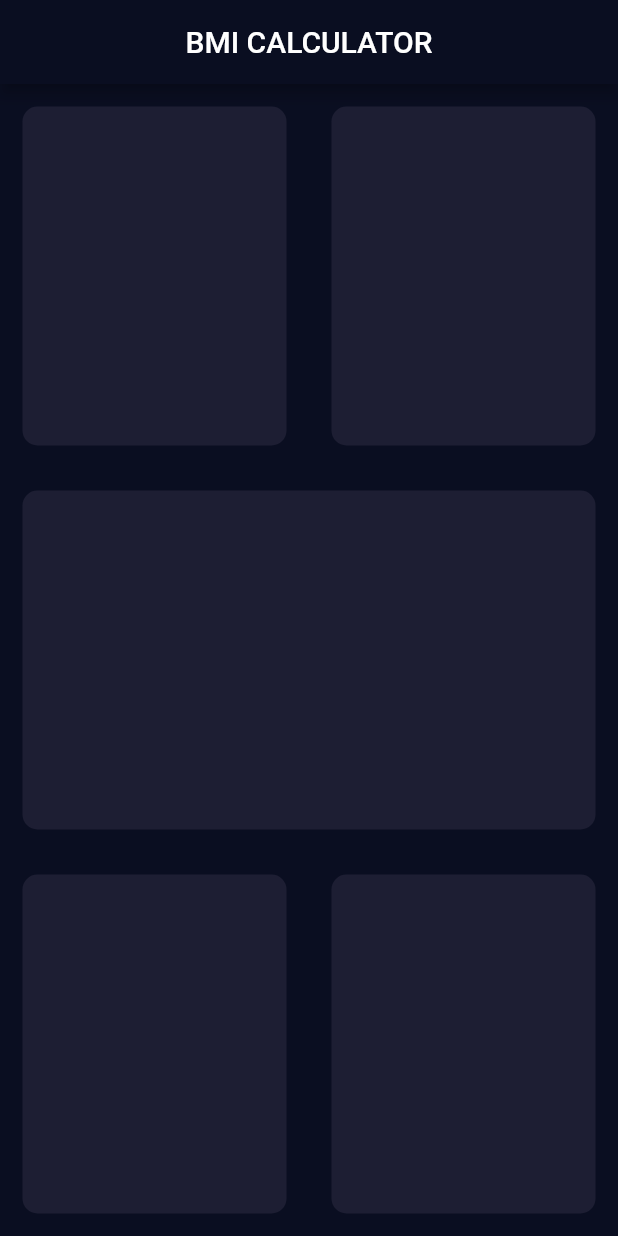
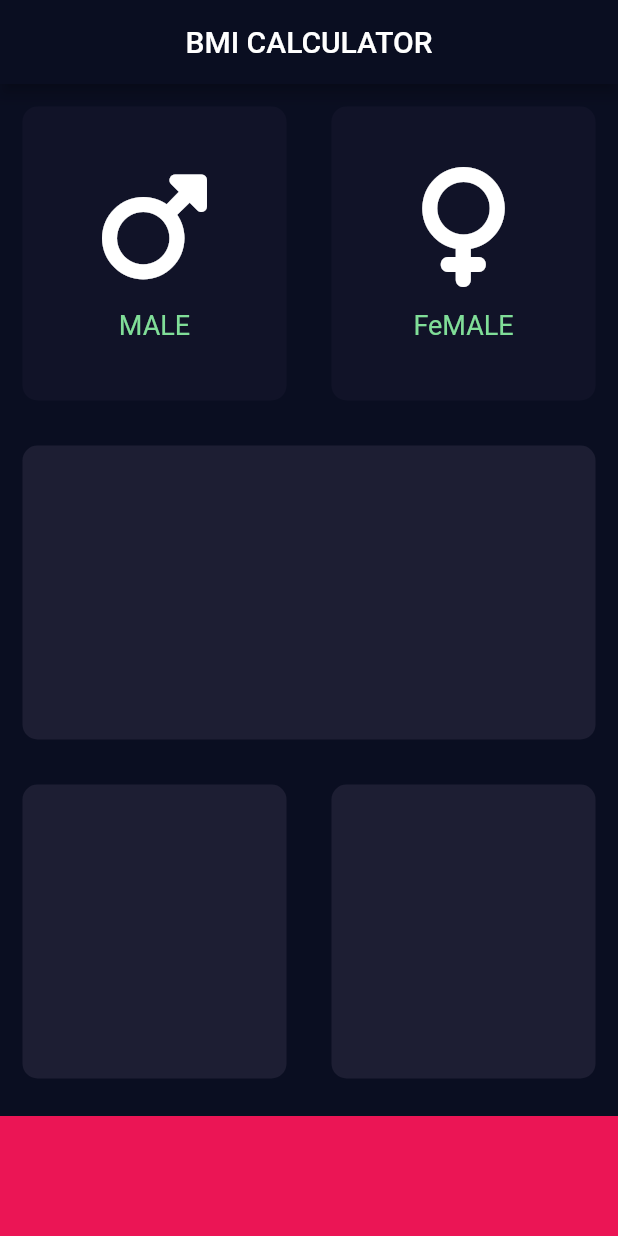
Before and after one commit to Nis-chal/bmi-calculator-flutter, a Flutter app: the screen it shows after launch, on a phone screen of 412 x 824 dp. Run offline on Flutter 3.47's test engine with Material 2 defaults, Android fonts, the phone set to English and light mode, and no system bars; our stand-ins replace font_awesome_flutter.

Commit message:
font awesome icon was used and tap gesture was created

```diff
--- /dev/null
+++ b/lib/final_const.dart
@@ -0,0 +1,7 @@
+void main(){
+  const int myConst = 2;
+  final int myFinal = 3;
+
+  // myConst = 4; error can'not be changed
+
+}
--- /dev/null
+++ b/lib/icon_content.dart
@@ -0,0 +1,34 @@
+import 'package:flutter/material.dart';
+import 'package:font_awesome_flutter/font_awesome_flutter.dart';
+
+const lableTextStyle = TextStyle(
+  fontSize: 18.0,
+  color: Color(0xFF80dE98),
+);
+
+class IconContent extends StatelessWidget {
+  final IconData icon;
+  final String label;
+
+  IconContent({required this.icon, required this.label});
+
+  @override
+  Widget build(BuildContext context) {
+    return Column(
+      mainAxisAlignment: MainAxisAlignment.center,
+      children: [
+        Icon(
+          icon,
+          size: 80.0,
+        ),
+        SizedBox(
+          height: 15.0,
+        ),
+        Text(
+          label,
+          style: lableTextStyle,
+        )
+      ],
+    );
+  }
+}
--- a/lib/input_page.dart
+++ b/lib/input_page.dart
@@ -1,4 +1,12 @@
 import 'package:flutter/material.dart';
+import 'package:font_awesome_flutter/font_awesome_flutter.dart';
+import 'package:bmicalculatorapp/icon_content.dart';
+import 'package:bmicalculatorapp/reusable_card.dart';
+
+const bottomContainerHeight = 80.0;
+const activeCardColour = Color(0xFF1D1E33);
+const inactiveCardColour = Color(0xFF111328);
+const bottomContainerColour = Color(0xFFEB1555);
 
 class InputPage extends StatefulWidget {
   @override
@@ -6,6 +14,29 @@ class InputPage extends StatefulWidget {
 }
 
 class _InputPageState extends State<InputPage> {
+  Color maleCardColour = inactiveCardColour;
+  Color femaleCardColour = inactiveCardColour;
+
+  void updateColour(int gender) {
+    if (gender == 1) {
+      if (maleCardColour == inactiveCardColour) {
+        maleCardColour = activeCardColour;
+        femaleCardColour = inactiveCardColour;
+      } else {
+        maleCardColour = inactiveCardColour;
+      }
+    }
+
+    if (gender == 2) {
+      if (femaleCardColour == inactiveCardColour) {
+        femaleCardColour = activeCardColour;
+        maleCardColour = inactiveCardColour;
+      } else {
+        femaleCardColour = inactiveCardColour;
+      }
+    }
+  }
+
   @override
   Widget build(BuildContext context) {
     return Scaffold(
@@ -19,13 +50,35 @@ class _InputPageState extends State<InputPage> {
             child: Row(
               children: [
                 Expanded(
+                  child: GestureDetector(
+                    onTap: () {
+                      setState(() {
+                        updateColour(1);
+                      });
+                    },
                     child: ReusableCard(
-                    colour: Color(0xFF1D1E33),
+                      colour: maleCardColour,
+                      cardChild: IconContent(
+                        icon: FontAwesomeIcons.mars,
+                        label: 'MALE',
+                      ),
+                    ),
                   ),
                 ),
                 Expanded(
+                  child: GestureDetector(
+                    onTap: () {
+                      setState(() {
+                        updateColour(2);
+                      });
+                    },
                     child: ReusableCard(
-                    colour: Color(0xFF1D1E33),
+                      colour: femaleCardColour,
+                      cardChild: IconContent(
+                        icon: FontAwesomeIcons.venus,
+                        label: 'FeMALE',
+                      ),
+                    ),
                   ),
                 ),
               ],
@@ -33,7 +86,7 @@ class _InputPageState extends State<InputPage> {
           ),
           Expanded(
             child: ReusableCard(
-              colour: Color(0xFF1D1E33),
+              colour: activeCardColour,
             ),
           ),
           Expanded(
@@ -41,37 +94,25 @@ class _InputPageState extends State<InputPage> {
               children: [
                 Expanded(
                   child: ReusableCard(
-                  colour: Color(0xFF1D1E33),
+                    colour: activeCardColour,
                   ),
                 ),
                 Expanded(
                   child: ReusableCard(
-                  colour: Color(0xFF1D1E33),
+                    colour: activeCardColour,
                   ),
                 ),
               ],
-          ))
+            ),
+          ),
+          Container(
+            color: bottomContainerColour,
+            margin: EdgeInsets.only(top: 10.0),
+            width: double.infinity,
+            height: bottomContainerHeight,
+          )
         ],
       ),
     );
   }
 }
-
-class ReusableCard extends StatelessWidget {
-  final Color colour;
-
-  ReusableCard({required this.colour});
-
-  @override
-  Widget build(BuildContext context) {
-    return Container(
-      margin: const EdgeInsets.all(15.0),
-      decoration: BoxDecoration(
-        color: colour,
-        borderRadius: BorderRadius.circular(
-          (10.0),
-        ),
-      ),
-    );
-  }
-}
--- /dev/null
+++ b/lib/reusable_card.dart
@@ -0,0 +1,22 @@
+import 'package:flutter/material.dart';
+
+class ReusableCard extends StatelessWidget {
+  final Color colour;
+  final Widget? cardChild;
+
+  ReusableCard({required this.colour, this.cardChild});
+
+  @override
+  Widget build(BuildContext context) {
+    return Container(
+      child: cardChild,
+      margin: const EdgeInsets.all(15.0),
+      decoration: BoxDecoration(
+        color: colour,
+        borderRadius: BorderRadius.circular(
+          (10.0),
+        ),
+      ),
+    );
+  }
+}
--- a/pubspec.yaml
+++ b/pubspec.yaml
@@ -34,6 +34,7 @@ dependencies:
   # The following adds the Cupertino Icons font to your application.
   # Use with the CupertinoIcons class for iOS style icons.
   cupertino_icons: ^1.0.2
+  font_awesome_flutter: ^10.1.0
 
 dev_dependencies:
   flutter_test:
```
Also changed, not shown: pubspec.lock. Lines whose indentation alone changed are shown as unchanged.
